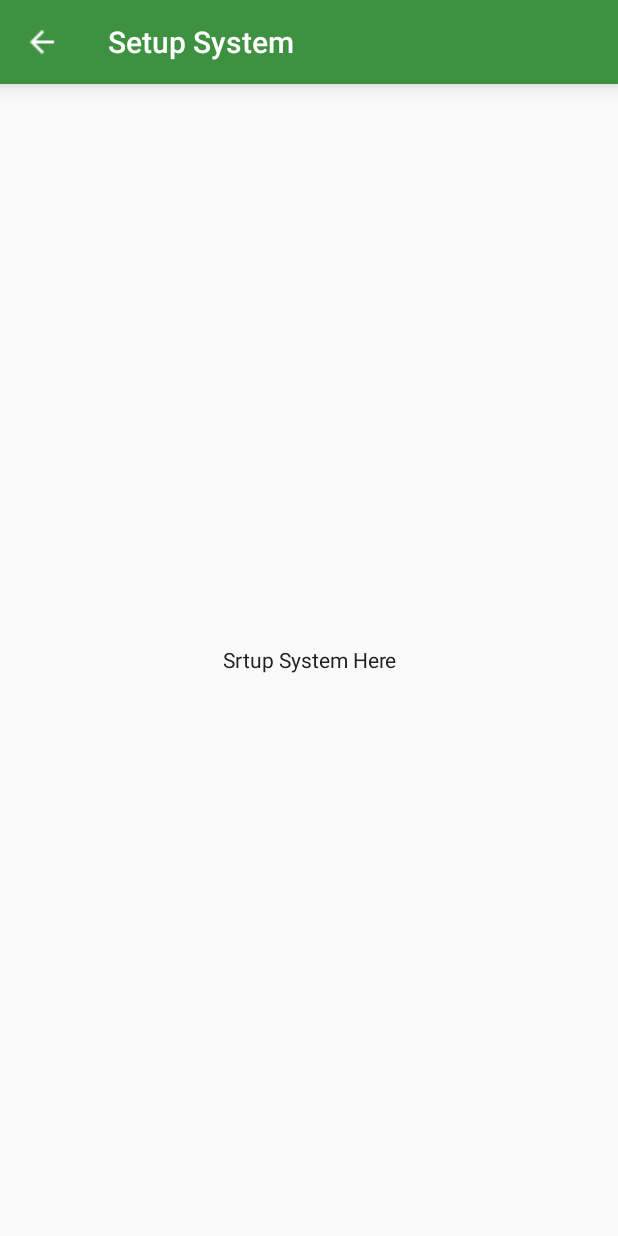
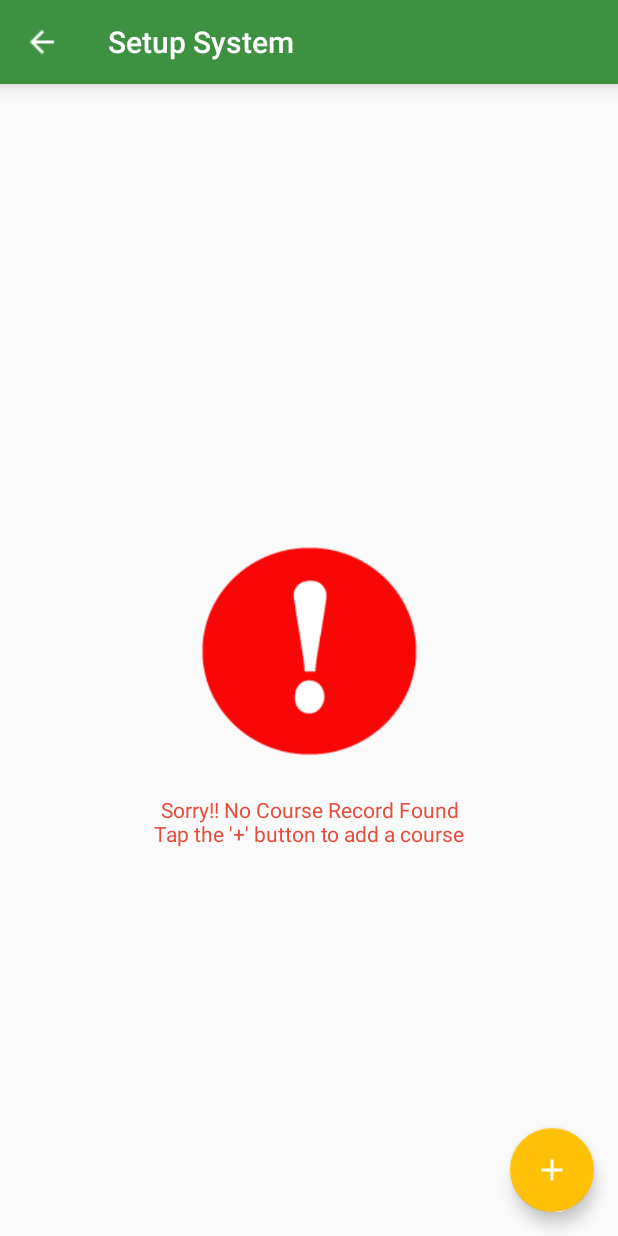
Before and after one commit to Shadat-tonmoy/SUST-AMS, an Android app: the screen it shows after launch (Setup), after a tap on "Setup System", on a phone screen of 412 x 824 dp. Run offline under Robolectric (Android 15) with nearby library versions, the phone set to English and light mode, and no system bars.

Commit message:
sqlite functionality implemented,all activity transition from home screen and vice versa implemented

```diff
--- a/app/src/main/java/shadattonmoy/ams/MainActivity.java
+++ b/app/src/main/java/shadattonmoy/ams/MainActivity.java
@@ -1,13 +1,19 @@
 package shadattonmoy.ams;
 
 import android.content.Intent;
+import android.hardware.camera2.TotalCaptureResult;
 import android.support.design.widget.CollapsingToolbarLayout;
 import android.support.v7.app.AppCompatActivity;
 import android.os.Bundle;
 import android.support.v7.widget.Toolbar;
 import android.view.View;
+import android.widget.Toast;
+
+import java.util.Set;
 
 public class MainActivity extends AppCompatActivity {
+
+    private SQLiteAdapter sqLiteAdapter;
 
     @Override
     protected void onCreate(Bundle savedInstanceState) {
@@ -19,6 +25,11 @@ public class MainActivity extends AppCompatActivity {
         * */
         Toolbar toolbar = (Toolbar) findViewById(R.id.toolbar);
         toolbar.setTitle("SUST AMS");
+
+        /*
+        * call initSQLiteDB() method to initialize database
+        * */
+        initSQLiteDB();
 
 
 
@@ -40,7 +51,6 @@ public class MainActivity extends AppCompatActivity {
     {
         Intent intent = new Intent(this,Setup.class);
         startActivity(intent);
-
     }
 
     /*
@@ -50,7 +60,6 @@ public class MainActivity extends AppCompatActivity {
     {
         Intent intent = new Intent(this,PastRecord.class);
         startActivity(intent);
-
     }
 
     /*
@@ -60,6 +69,15 @@ public class MainActivity extends AppCompatActivity {
     {
         Intent intent = new Intent(this,UserManual.class);
         startActivity(intent);
+    }
 
+    /*
+    * method to initialize database connection
+    * */
+    public void initSQLiteDB()
+    {
+        sqLiteAdapter = new SQLiteAdapter(MainActivity.this);
+        //String res = sqLiteAdapter.getCourse();
+        //Toast.makeText(MainActivity.this,res,Toast.LENGTH_SHORT).show();
     }
 }
--- /dev/null
+++ b/app/src/main/java/shadattonmoy/ams/SQLiteAdapter.java
@@ -0,0 +1,163 @@
+package shadattonmoy.ams;
+
+import android.content.ContentValues;
+import android.content.Context;
+import android.database.Cursor;
+import android.database.SQLException;
+import android.database.sqlite.SQLiteDatabase;
+import android.database.sqlite.SQLiteOpenHelper;
+import android.widget.Toast;
+
+/**
+ * Created by Shadat Tonmoy on 11/13/2017.
+ */
+
+public class SQLiteAdapter {
+
+    SQLiteHelper sqLiteHelper;
+    public SQLiteAdapter(Context context) {
+        sqLiteHelper = new SQLiteHelper(context);
+    }
+
+    /*public long insertData(String name, String regNo) {
+        SQLiteDatabase db = sqLiteHelper.getWritableDatabase();
+        ContentValues contentValues = new ContentValues();
+        contentValues.put(SQLiteHelper.NAME, name);
+        contentValues.put(SQLiteHelper.REG_NO,regNo);
+        return db.insert(SQLiteHelper.TABLE_NAME, null, contentValues);
+    }
+
+    public String getAllData()
+    {
+        StringBuffer stringBuffer = new StringBuffer();
+        String detail = "";
+        SQLiteDatabase db = sqLiteHelper.getWritableDatabase();
+        String[] columns = {SQLiteHelper.UID,SQLiteHelper.NAME,SQLiteHelper.REG_NO};
+        Cursor cursor = db.query(SQLiteHelper.TABLE_NAME,columns,null,null,null,null,null);
+
+        while (cursor.moveToNext()) {
+            int idIndex = cursor.getColumnIndex(SQLiteHelper.UID);
+            int nameIndex = cursor.getColumnIndex(SQLiteHelper.NAME);
+            int regNoIndex = cursor.getColumnIndex(SQLiteHelper.REG_NO);
+            int id = cursor.getInt(0);
+            String name = cursor.getString(1);
+            String regNo = cursor.getString(2);
+            detail = detail + " "+ id + " " + name + " " + regNo + "\n";
+            //stringBuffer.append(name + " " + regNo + "\n");
+        }
+        return detail;
+    }*/
+
+    public Cursor getCourse()
+    {
+        SQLiteDatabase db = sqLiteHelper.getWritableDatabase();
+        String[] columns = {sqLiteHelper.COURSE_ID,sqLiteHelper.COURSE_TITLE,sqLiteHelper.COURSE_SESSION};
+        Cursor cursor = db.query(sqLiteHelper.COURSE,columns,null,null,null,null,null,null);
+        String result = "";
+        while (cursor.moveToNext())
+        {
+            int indexOfCourseId = cursor.getColumnIndex(sqLiteHelper.COURSE_ID);
+            int indexOfCourseTitle = cursor.getColumnIndex(sqLiteHelper.COURSE_TITLE);
+            int indexOfCourseSession = cursor.getColumnIndex(sqLiteHelper.COURSE_SESSION);
+            int courseId = cursor.getInt(indexOfCourseId);
+            String courseTitle = cursor.getString(indexOfCourseTitle);
+            String courseSession = cursor.getString(indexOfCourseSession);
+            result = result + " ID : " + courseId + " Title " + courseTitle+ " Session : "+courseSession+"\n";
+        }
+        return cursor;
+    }
+
+    /*public int update(String oldName, String newName)
+    {
+        SQLiteDatabase db = sqLiteHelper.getWritableDatabase();
+        ContentValues contentValues = new ContentValues();
+        contentValues.put(sqLiteHelper.NAME,newName);
+        String whereClause = sqLiteHelper.NAME+"=?";
+        String[] whereArgs = {oldName};
+        int result = db.update(sqLiteHelper.TABLE_NAME,contentValues,whereClause,whereArgs);
+        return result;
+    }
+
+    public int delete(String name)
+    {
+        SQLiteDatabase db = sqLiteHelper.getWritableDatabase();
+        String whereClause = sqLiteHelper.NAME+"=?";
+        String[] whereArgs = {name};
+        int result = db.delete(sqLiteHelper.TABLE_NAME,whereClause,whereArgs);
+        return result;
+
+    }*/
+
+    static class SQLiteHelper extends SQLiteOpenHelper {
+
+        private static final String DATABASE_NAME = "PROJECT350DB";
+        private static final String STUDENT = "student";
+        private static final String COURSE = "course";
+        private static final String CLASS_INSTANCE = "class_instance";
+        private static final String ATTENDANCE = "attendance";
+        private static final int DATABASE_VERSION = 1;
+        private static final String STUDENT_ID = "student_id";
+        private static final String STUDENT_NAME = "student_name";
+        private static final String STUDENT_REG_NO = "student_reg_no";
+        private static final String IS_REGULAR = "isRegular";
+        private static final String COURSE_ID = "course_id";
+        private static final String COURSE_TITLE = "course_title";
+        private static final String COURSE_SESSION = "course_session";
+        private static final String CLASS_ID = "class_id";
+        private static final String CLASS_DATE = "class_date";
+        private static final String ATTENDANCE_ID = "attendance_id";
+        private static final String IS_PRESENT = "isPresent";
+
+        private static final String CREATE_TABLE_STUDENT = "create table "+STUDENT+"("+STUDENT_ID+" INTEGER primary key autoincrement,"+STUDENT_NAME+" varchar(255),"+STUDENT_REG_NO+" varchar(255),"+COURSE_ID+" INTEGER, "+IS_REGULAR+" BOOLEAN);";
+
+        private static final String CREATE_TABLE_COURSE = "create table "+COURSE+"("+COURSE_ID+" INTEGER primary key autoincrement,"+COURSE_TITLE+" varchar(255),"+COURSE_SESSION+" varchar(255));";
+
+        private static final String CREATE_TABLE_ATTENDANCE = "create table "+ATTENDANCE+"("+ATTENDANCE_ID+" INTEGER primary key autoincrement,"+CLASS_ID+" INTEGER,"+STUDENT_ID+" INTEGER,"+IS_PRESENT+" BOOLEAN);";
+
+        private static final String CREATE_TABLE_CLASS_INSTANCE = "create table "+CLASS_INSTANCE+"("+CLASS_ID+" INTEGER primary key autoincrement,"+CLASS_DATE+" varchar(255),"+COURSE_ID+" INTEGER);";
+
+        private static final String DROP_TABLE_STUDENT = "drop table if exists "+STUDENT+" ";
+        private static final String DROP_TABLE_COURSE = "drop table if exists "+COURSE+"";
+
+        private static final String DROP_TABLE_ATTENDANCE = "drop table if exists "+ATTENDANCE+"";
+
+        private static final String DROP_TABLE_CLASS_INSTANCE = "drop table if exists "+CLASS_INSTANCE+"";
+
+        private Context context;
+
+        public SQLiteHelper(Context context) {
+            super(context, DATABASE_NAME, null, DATABASE_VERSION);
+            this.context = context;
+            Toast.makeText(context,"OOO Called",Toast.LENGTH_LONG).show();
+        }
+
+        @Override
+        public void onCreate(SQLiteDatabase db) {
+            Toast.makeText(context,"OnCreate was called",Toast.LENGTH_SHORT).show();
+            try {
+                db.execSQL(CREATE_TABLE_STUDENT);
+                db.execSQL(CREATE_TABLE_COURSE);
+                db.execSQL(CREATE_TABLE_CLASS_INSTANCE);
+                db.execSQL(CREATE_TABLE_ATTENDANCE);
+            } catch (SQLException e) {
+                Toast.makeText(context,e.getMessage(),Toast.LENGTH_LONG).show();
+                //e.printStackTrace();
+            }
+        }
+
+        @Override
+        public void onUpgrade(SQLiteDatabase db, int oldVersion, int newVersion) {
+            Toast.makeText(context,"onUpgrade was called",Toast.LENGTH_SHORT).show();
+            try {
+                db.execSQL(DROP_TABLE_STUDENT);
+                db.execSQL(DROP_TABLE_COURSE);
+                db.execSQL(DROP_TABLE_CLASS_INSTANCE);
+                db.execSQL(DROP_TABLE_ATTENDANCE);
+                onCreate(db);
+            } catch (SQLException e) {
+                Toast.makeText(context,e.getMessage(),Toast.LENGTH_LONG).show();
+                //dde.printStackTrace();
+            }
+        }
+    }
+}
--- a/app/src/main/java/shadattonmoy/ams/Setup.java
+++ b/app/src/main/java/shadattonmoy/ams/Setup.java
@@ -1,17 +1,25 @@
 package shadattonmoy.ams;
 
+import android.database.Cursor;
 import android.support.v7.app.AppCompatActivity;
 import android.os.Bundle;
 import android.support.v7.widget.Toolbar;
 import android.view.View;
+import android.widget.RelativeLayout;
+import android.widget.Toast;
 
 public class Setup extends AppCompatActivity {
+
+    private SQLiteAdapter sqLiteAdapter;
+    private Cursor courseCursor;
+    private RelativeLayout noCourseFoundMsg;
 
     @Override
     protected void onCreate(Bundle savedInstanceState) {
         super.onCreate(savedInstanceState);
         setContentView(R.layout.activity_setup);
         initialize();
+        getCourse();
 
 
     }
@@ -40,5 +48,39 @@ public class Setup extends AppCompatActivity {
             }
         });
 
+        /*
+        * initialize sqite database
+        * */
+        initSQLiteDB();
+
+
+
+        /*
+        * find the no course found UI from xml for toggle visibility
+        * */
+        noCourseFoundMsg = (RelativeLayout) findViewById(R.id.no_course_found_msg);
     }
+
+    public void initSQLiteDB()
+    {
+        sqLiteAdapter = new SQLiteAdapter(Setup.this);
+        //String res = sqLiteAdapter.getCourse();
+        //Toast.makeText(MainActivity.this,res,Toast.LENGTH_SHORT).show();
+    }
+
+    public void getCourse()
+    {
+        courseCursor = sqLiteAdapter.getCourse();
+        Toast.makeText(Setup.this,"FOund "+courseCursor.getCount(),Toast.LENGTH_LONG).show();
+        if(courseCursor.getCount()<=0)
+        {
+            noCourseFoundMsg.setVisibility(View.VISIBLE);
+        }
+        else
+        {
+            noCourseFoundMsg.setVisibility(View.GONE);
+        }
+    }
+
+
 }
--- a/app/src/main/res/layout/activity_setup.xml
+++ b/app/src/main/res/layout/activity_setup.xml
@@ -17,13 +17,42 @@
         <RelativeLayout
             android:layout_width="match_parent"
             android:layout_height="match_parent">
-            <TextView
-                android:gravity="center"
-                android:layout_centerVertical="true"
+
+            <RelativeLayout
+                android:id="@+id/no_course_found_msg"
                 android:layout_width="match_parent"
+                android:layout_height="match_parent"
+                android:visibility="invisible">
+
+                <ImageView
+                    android:id="@+id/no_course_found_img"
+                    android:layout_width="180dp"
+                    android:layout_height="180dp"
+                    android:layout_centerHorizontal="true"
+                    android:layout_centerVertical="true"
+                    android:src="@drawable/nothing_found"
+                    android:scaleType="centerCrop"
+                    />
+                <TextView
+                    android:id="@+id/no_course_found_txt"
+                    android:layout_below="@id/no_course_found_img"
+                    android:gravity="center_horizontal"
+                    android:layout_width="match_parent"
+                    android:layout_height="match_parent"
+                    android:text="Sorry!! No Course Record Found\nTap the '+' button to add a course"
+                    android:textColor="@color/textRed"/>
+
+            </RelativeLayout>
+
+
+            <android.support.design.widget.FloatingActionButton
+                android:layout_width="wrap_content"
                 android:layout_height="wrap_content"
-                android:text="Srtup System Here"
-                android:textColor="@color/textBlack"
+                android:layout_alignParentBottom="true"
+                android:layout_alignParentRight="true"
+                android:layout_margin="16dp"
+                android:src="@drawable/add"
+
                 />
         </RelativeLayout>
     </LinearLayout>
--- a/app/src/main/res/values/colors.xml
+++ b/app/src/main/res/values/colors.xml
@@ -6,4 +6,5 @@
     <color name="textBlack">#212121</color>
     <color name="textAsh">#757575</color>
     <color name="textWhite">#ffffff</color>
+    <color name="textRed">#e74c3c</color>
 </resources>
--- a/build.gradle
+++ b/build.gradle
@@ -9,6 +9,7 @@ buildscript {
 
         // NOTE: Do not place your application dependencies here; they belong
         // in the individual module build.gradle files
+        classpath 'com.google.gms:google-services:3.0.0'
     }
 }
 
```
Also changed, not shown: app/src/main/res/drawable/add.png (added), app/src/main/res/drawable/nothing_found.png (added).
